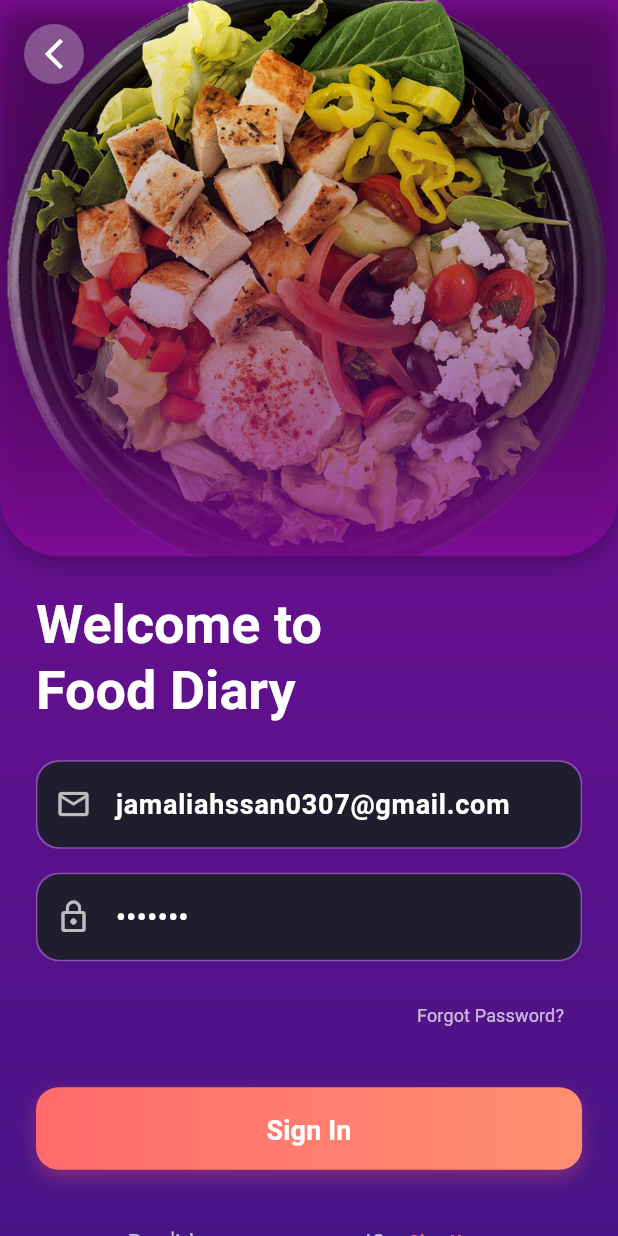
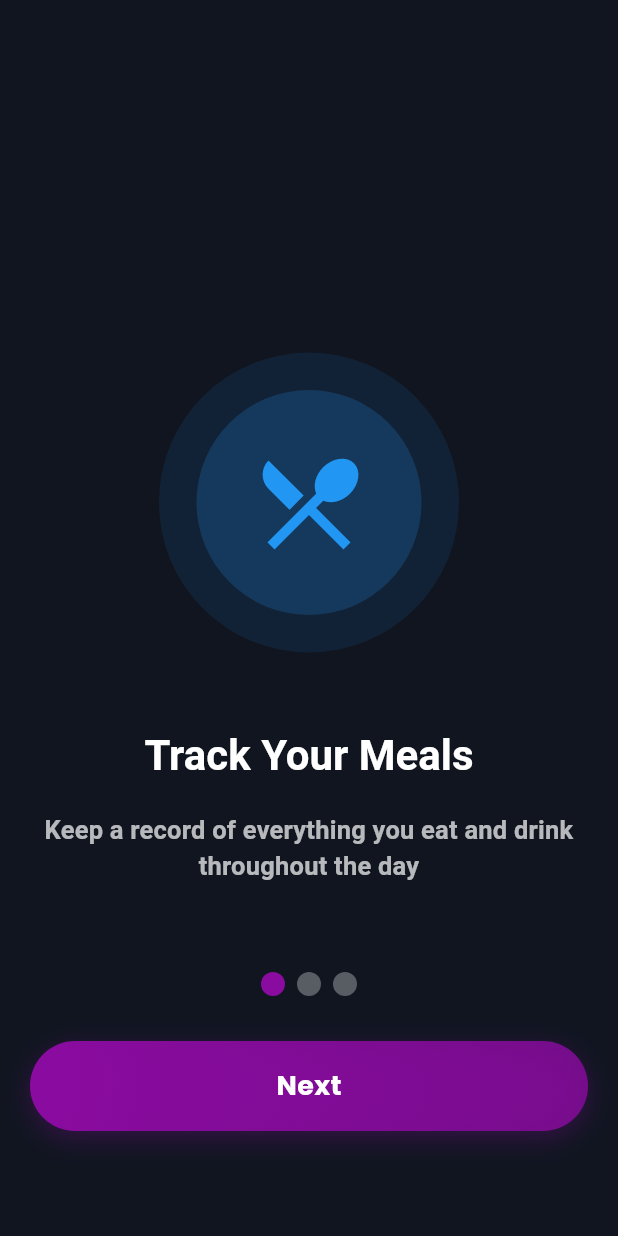
Before and after one commit to jamalihassan0307/food_dairy_app, a Flutter app: the screen it shows after launch, on a phone screen of 412 x 824 dp. Run offline on Flutter 3.47's test engine with Material 3 defaults, Android fonts, the phone set to English and light mode, and no system bars; drawn by our look-alikes of smooth_page_indicator; our stand-ins replace animate_do, flex_color_scheme, fluttertoast, font_awesome_flutter, get, google_fonts and 3 more; accounts and stored records are empty.

Commit message:
Add walkthrough screen with smooth page indicator and update navigation from splash screen. Refactor login and signup controllers to initialize text controllers without default values.

```diff
--- a/lib/controller/loginController.dart
+++ b/lib/controller/loginController.dart
@@ -10,8 +10,8 @@ import 'package:flutter/material.dart';
 class LoginController extends GetxController {
   static LoginController get to => Get.find();
   TextEditingController email =
-      TextEditingController(text: "jamaliahssan0307@gmail.com");
-  TextEditingController password = TextEditingController(text: "123456@");
+      TextEditingController();
+  TextEditingController password = TextEditingController();
   Future<UserModel?> getUser(String email, String password, context) async {
     print("dataaaa");
     UserModel? model =
--- a/lib/controller/signupController.dart
+++ b/lib/controller/signupController.dart
@@ -11,12 +11,12 @@ import 'package:food_dairy_app/widget/constants/staticdata.dart';
 class SignupController extends GetxController {
   static SignupController get to => Get.find();
 
-  TextEditingController username = TextEditingController(text: "Ali Hassan");
+  TextEditingController username = TextEditingController();
   TextEditingController email =
-      TextEditingController(text: "jamaliahssan0307@gmail.com");
-  TextEditingController password = TextEditingController(text: "123456@");
-  TextEditingController phone = TextEditingController(text: "03073921189");
-  TextEditingController dob = TextEditingController(text: "12/12/2012");
+      TextEditingController();
+  TextEditingController password = TextEditingController();
+  TextEditingController phone = TextEditingController();
+  TextEditingController dob = TextEditingController();
 
   late final DBHelper database;
 
--- a/lib/screen/splash_screen.dart
+++ b/lib/screen/splash_screen.dart
@@ -1,5 +1,5 @@
 import 'package:flutter/material.dart';
-import 'package:food_dairy_app/screen/loginScreen.dart';
+import 'package:food_dairy_app/screen/walkthrough_screen.dart';
 import 'package:food_dairy_app/widget/theme/app_colors.dart';
 import 'package:animate_do/animate_do.dart';
 
@@ -14,12 +14,12 @@ class _SplashScreenState extends State<SplashScreen> {
   @override
   void initState() {
     super.initState();
-    // Navigate to login screen after 3 seconds
+    // Navigate to walkthrough screen after 3 seconds
     Future.delayed(const Duration(seconds: 3), () {
       if (mounted) {
         Navigator.pushReplacement(
           context,
-          MaterialPageRoute(builder: (context) => const LoginScreen()),
+          MaterialPageRoute(builder: (context) => const WalkthroughScreen()),
         );
       }
     });
--- /dev/null
+++ b/lib/screen/walkthrough_screen.dart
@@ -0,0 +1,230 @@
+import 'package:flutter/material.dart';
+import 'package:food_dairy_app/screen/loginScreen.dart';
+import 'package:food_dairy_app/widget/theme/app_colors.dart';
+import 'package:animate_do/animate_do.dart';
+import 'package:smooth_page_indicator/smooth_page_indicator.dart';
+
+class WalkthroughScreen extends StatefulWidget {
+  const WalkthroughScreen({super.key});
+
+  @override
+  State<WalkthroughScreen> createState() => _WalkthroughScreenState();
+}
+
+class _WalkthroughScreenState extends State<WalkthroughScreen> {
+  final PageController _pageController = PageController();
+  int _currentPage = 0;
+
+  final List<WalkthroughItem> _items = [
+    WalkthroughItem(
+      title: "Track Your Meals",
+      description: "Keep a record of everything you eat and drink throughout the day",
+      icon: Icons.restaurant_menu,
+      color: Colors.blue,
+    ),
+    WalkthroughItem(
+      title: "Monitor Calories",
+      description: "Track your daily calorie intake and maintain a healthy diet",
+      icon: Icons.local_fire_department,
+      color: Colors.orange,
+    ),
+    WalkthroughItem(
+      title: "Analyze Nutrition",
+      description: "Get insights into your eating habits and nutritional balance",
+      icon: Icons.analytics,
+      color: Colors.green,
+    ),
+  ];
+
+  @override
+  void dispose() {
+    _pageController.dispose();
+    super.dispose();
+  }
+
+  void _onNextPage() {
+    if (_currentPage < _items.length - 1) {
+      _pageController.nextPage(
+        duration: const Duration(milliseconds: 300),
+        curve: Curves.easeInOut,
+      );
+    } else {
+      Navigator.pushReplacement(
+        context,
+        MaterialPageRoute(builder: (context) => const LoginScreen()),
+      );
+    }
+  }
+
+  @override
+  Widget build(BuildContext context) {
+    return Scaffold(
+      backgroundColor: Theme.of(context).scaffoldBackgroundColor,
+      body: Stack(
+        children: [
+          // Page View
+          PageView.builder(
+            controller: _pageController,
+            onPageChanged: (index) {
+              setState(() {
+                _currentPage = index;
+              });
+            },
+            itemCount: _items.length,
+            itemBuilder: (context, index) {
+              return _buildPage(_items[index]);
+            },
+          ),
+
+          // Bottom Navigation
+          Positioned(
+            bottom: 50,
+            left: 0,
+            right: 0,
+            child: Column(
+              children: [
+                // Page Indicator
+                SmoothPageIndicator(
+                  controller: _pageController,
+                  count: _items.length,
+                  effect: WormEffect(
+                    dotColor: AppColors.textSecondaryColor.withOpacity(0.3),
+                    activeDotColor: AppColors.primaryColor,
+                  ),
+                ),
+                const SizedBox(height: 30),
+
+                // Next/Get Started Button
+                Padding(
+                  padding: const EdgeInsets.symmetric(horizontal: 20),
+                  child: FadeInUp(
+                    delay: const Duration(milliseconds: 300),
+                    child: GestureDetector(
+                      onTap: _onNextPage,
+                      child: Container(
+                        width: double.infinity,
+                        height: 60,
+                        decoration: BoxDecoration(
+                          gradient: LinearGradient(
+                            colors: [
+                              AppColors.primaryColor,
+                              AppColors.primaryColor.withOpacity(0.8),
+                            ],
+                            begin: Alignment.topLeft,
+                            end: Alignment.bottomRight,
+                          ),
+                          borderRadius: BorderRadius.circular(30),
+                          boxShadow: [
+                            BoxShadow(
+                              color: AppColors.primaryColor.withOpacity(0.3),
+                              blurRadius: 15,
+                              offset: const Offset(0, 5),
+                            ),
+                          ],
+                        ),
+                        child: Center(
+                          child: Text(
+                            _currentPage == _items.length - 1 ? "Get Started" : "Next",
+                            style: const TextStyle(
+                              color: Colors.white,
+                              fontSize: 18,
+                              fontWeight: FontWeight.bold,
+                            ),
+                          ),
+                        ),
+                      ),
+                    ),
+                  ),
+                ),
+                const SizedBox(height: 20),
+              ],
+            ),
+          ),
+        ],
+      ),
+    );
+  }
+
+  Widget _buildPage(WalkthroughItem item) {
+    return Padding(
+      padding: const EdgeInsets.all(20.0),
+      child: Column(
+        mainAxisAlignment: MainAxisAlignment.center,
+        children: [
+          // Icon Animation
+          FadeInDown(
+            duration: const Duration(milliseconds: 1000),
+            child: Container(
+              width: 200,
+              height: 200,
+              decoration: BoxDecoration(
+                shape: BoxShape.circle,
+                color: item.color.withOpacity(0.1),
+              ),
+              child: Center(
+                child: Container(
+                  width: 150,
+                  height: 150,
+                  decoration: BoxDecoration(
+                    shape: BoxShape.circle,
+                    color: item.color.withOpacity(0.2),
+                  ),
+                  child: Center(
+                    child: Icon(
+                      item.icon,
+                      size: 80,
+                      color: item.color,
+                    ),
+                  ),
+                ),
+              ),
+            ),
+          ),
+          const SizedBox(height: 50),
+
+          // Title Animation
+          FadeInUp(
+            delay: const Duration(milliseconds: 500),
+            duration: const Duration(milliseconds: 1000),
+            child: Text(
+              item.title,
+              style: Theme.of(context).textTheme.headlineMedium?.copyWith(
+                color: Colors.white,
+                fontWeight: FontWeight.bold,
+              ),
+              textAlign: TextAlign.center,
+            ),
+          ),
+          const SizedBox(height: 20),
+
+          // Description Animation
+          FadeInUp(
+            delay: const Duration(milliseconds: 800),
+            duration: const Duration(milliseconds: 1000),
+            child: Text(
+              item.description,
+              style: Theme.of(context).textTheme.titleMedium?.copyWith(
+                color: AppColors.textSecondaryColor,
+              ),
+              textAlign: TextAlign.center,
+            ),
+          ),
+        ],
+      ),
+    );
+  }
+}
+
+class WalkthroughItem {
+  final String title;
+  final String description;
+  final IconData icon;
+  final Color color;
+
+  WalkthroughItem({
+    required this.title,
+    required this.description,
+    required this.icon,
+    required this.color,
+  });
+}
--- a/pubspec.yaml
+++ b/pubspec.yaml
@@ -47,6 +47,7 @@ dependencies:
   animate_do: ^3.0.2
   google_fonts: ^6.1.0
   url_launcher: ^6.1.14
+  smooth_page_indicator: ^1.0.0
 dev_dependencies:
   flutter_test:
     sdk: flutter
```
Also changed, not shown: pubspec.lock.
